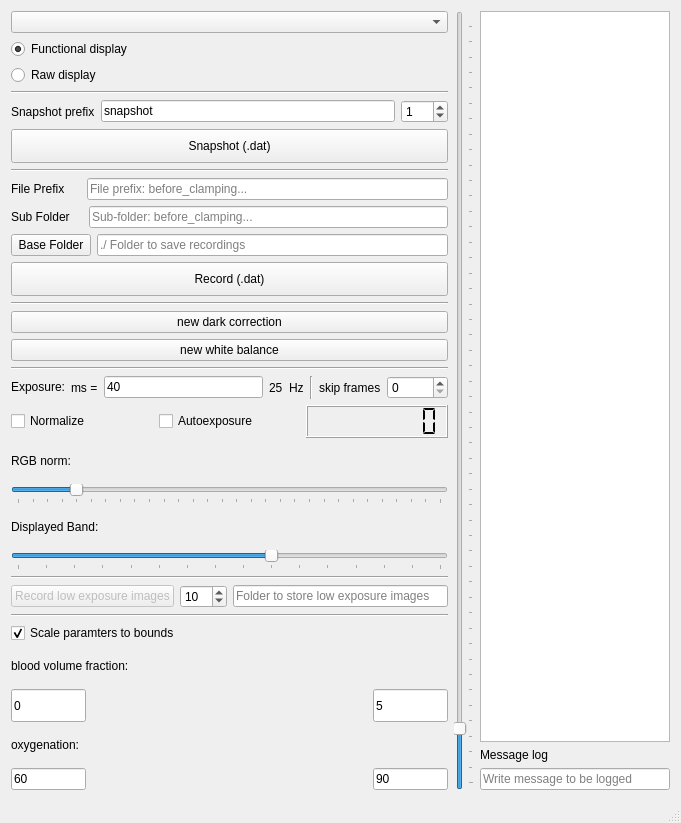
Above: mainwindow.ui from IMSY-DKFZ/xilens before the change. Below: the same form after it.
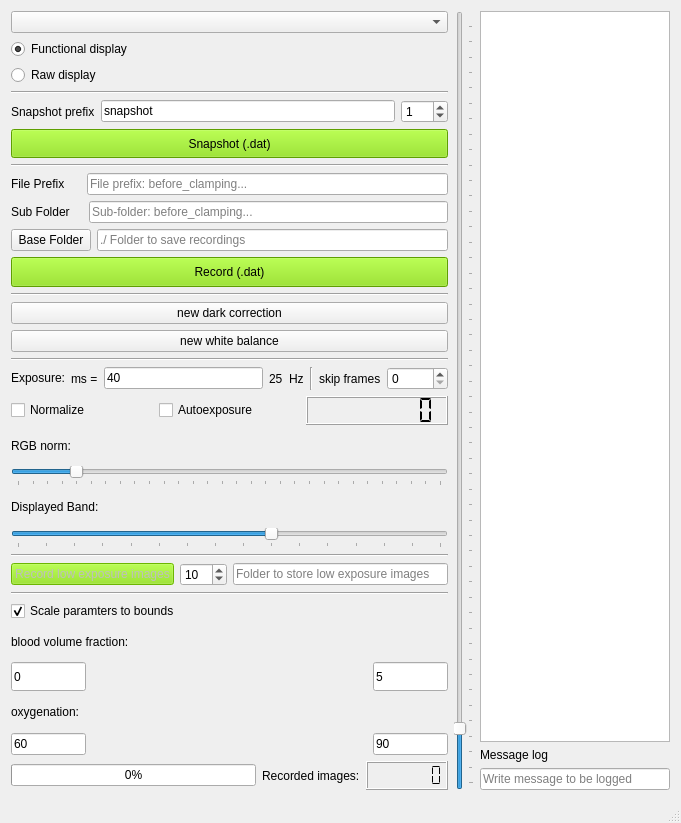
That is the form after the change. Icons and pictures are not drawn.

Commit message: Improve UI responsiveness and control behaviors

Patch:
```diff
--- a/mainwindow.ui
+++ b/mainwindow.ui
@@ -94,6 +94,12 @@
               <verstretch>0</verstretch>
              </sizepolicy>
             </property>
+            <property name="toolTip">
+             <string>Record specified number of individual images on base folder</string>
+            </property>
+            <property name="styleSheet">
+             <string notr="true">background-color: rgb(132,222,2)</string>
+            </property>
             <property name="text">
              <string>Snapshot (.dat)</string>
             </property>
@@ -189,8 +195,14 @@
               <verstretch>0</verstretch>
              </sizepolicy>
             </property>
+            <property name="toolTip">
+             <string>Press to start / stop recording</string>
+            </property>
+            <property name="autoFillBackground">
+             <bool>false</bool>
+            </property>
             <property name="styleSheet">
-             <string notr="true"/>
+             <string notr="true">background-color: rgb(132,222,2)</string>
             </property>
             <property name="text">
              <string>Record (.dat)</string>
@@ -320,7 +332,10 @@
              </widget>
             </item>
             <item>
-             <widget class="QLCDNumber" name="lcdNumberTimer">
+             <widget class="QLCDNumber" name="timerLCDNumber">
+              <property name="frameShadow">
+               <enum>QFrame::Raised</enum>
+              </property>
               <property name="smallDecimalPoint">
                <bool>false</bool>
               </property>
@@ -422,7 +437,10 @@
                <bool>false</bool>
               </property>
               <property name="toolTip">
-               <string>Start recording to enable this button</string>
+               <string>Press &quot;record&quot; button to enable this button</string>
+              </property>
+              <property name="styleSheet">
+               <string notr="true">background-color: rgb(132,222,2)</string>
               </property>
               <property name="text">
                <string>Record low exposure images</string>
@@ -607,6 +625,37 @@
             </item>
            </layout>
           </item>
+          <item>
+           <layout class="QHBoxLayout" name="horizontalLayout_7">
+            <item>
+             <widget class="QProgressBar" name="progressBar">
+              <property name="value">
+               <number>0</number>
+              </property>
+             </widget>
+            </item>
+            <item>
+             <widget class="QLabel" name="label_9">
+              <property name="text">
+               <string>Recorded images:</string>
+              </property>
+             </widget>
+            </item>
+            <item>
+             <widget class="QLCDNumber" name="recordedImagesLCDNumber">
+              <property name="frameShadow">
+               <enum>QFrame::Raised</enum>
+              </property>
+              <property name="digitCount">
+               <number>7</number>
+              </property>
+              <property name="segmentStyle">
+               <enum>QLCDNumber::Flat</enum>
+              </property>
+             </widget>
+            </item>
+           </layout>
+          </item>
          </layout>
         </item>
        </layout>
```
Left out of the diff: 20 changed lines with no effect on the pictures. The commit also changes 2 other files.
